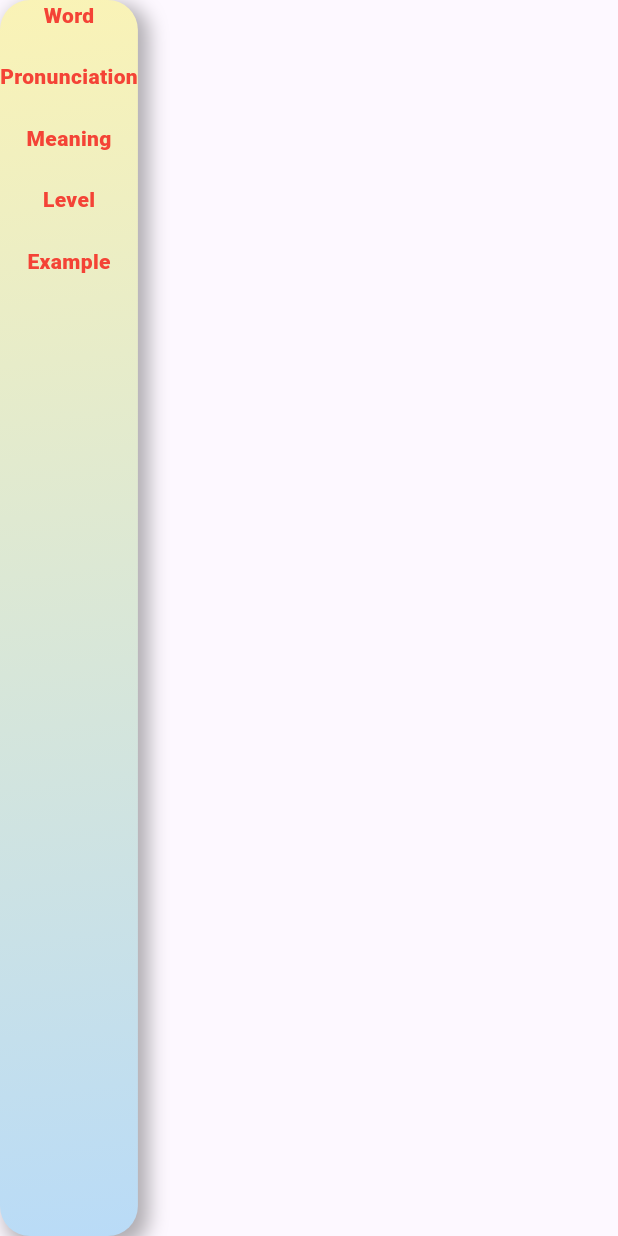
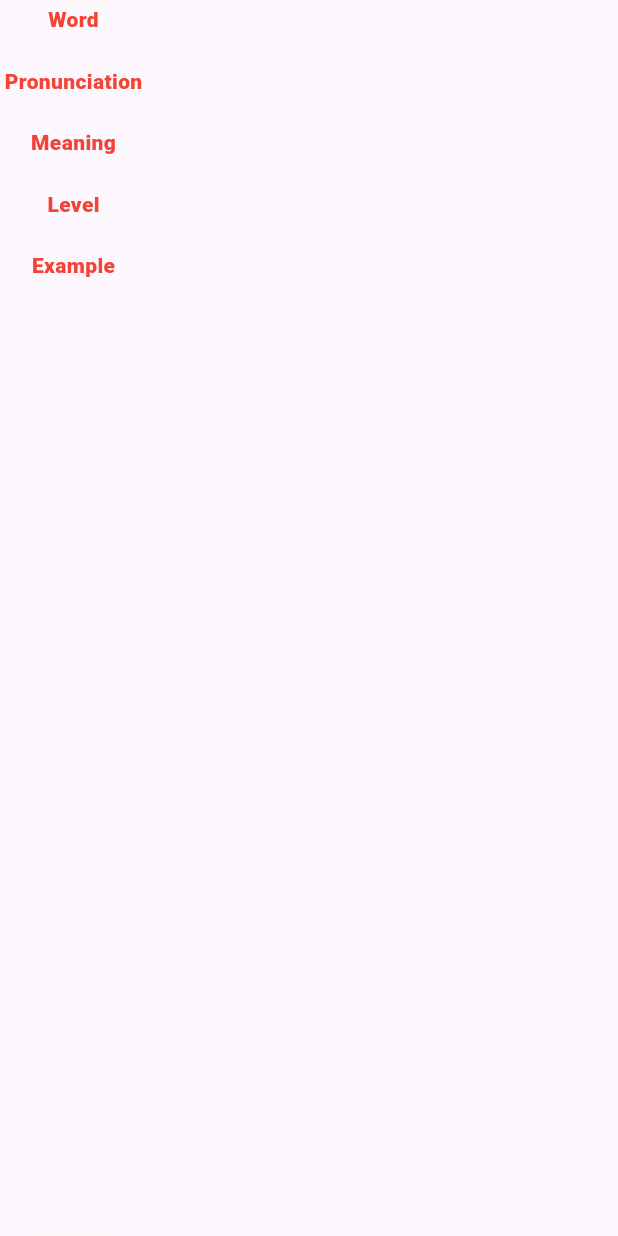
Before and after one commit to alireis55/WordNest, a Flutter app: what containerCard() shows on an empty page, opened directly, on a phone screen of 412 x 824 dp. Run offline on Flutter 3.47's test engine with Material 3 defaults, Android fonts, the light colour scheme and no system bars; our stand-ins replace connectivity_plus, flutter_bloc, flutter_card_swiper, shared_preferences, sqflite; accounts and stored records are empty; network calls fail.

Commit message:
UI updated

```diff
--- a/lib/UI/WordPage/bottom_navigation_bar_page.dart
+++ b/lib/UI/WordPage/bottom_navigation_bar_page.dart
@@ -1,5 +1,3 @@
-import 'dart:ui';
-
 import 'package:flutter/material.dart';
 import 'package:word_nest/UI/WordPage/favorite_page.dart';
 import 'package:word_nest/UI/WordPage/word_page.dart';
--- a/lib/UI/WordPage/word_page.dart
+++ b/lib/UI/WordPage/word_page.dart
@@ -1,5 +1,5 @@
 import 'dart:convert';
-import 'dart:math';
+import 'dart:ui';
 
 import 'package:flutter/material.dart';
 import 'package:flutter_bloc/flutter_bloc.dart';
@@ -129,6 +129,8 @@ class _HomePageState extends State<HomePage> {
                         mainAxisAlignment: MainAxisAlignment.spaceEvenly,
                         children: [
                           FloatingActionButton(
+                            focusElevation: 0,
+                            highlightElevation: 0,
                             elevation: 7,
                             backgroundColor:
                                 const Color.fromARGB(255, 248, 245, 216),
@@ -137,8 +139,16 @@ class _HomePageState extends State<HomePage> {
                                   .read<WordCubit>()
                                   .state[currentWordIndex]);
                               ScaffoldMessenger.of(context).showSnackBar(
-                                const SnackBar(
-                                  content: Text('Word added to favorites'),
+                                SnackBar(
+                                  duration: const Duration(seconds: 1),
+                                  backgroundColor:
+                                      const Color.fromARGB(255, 36, 72, 101),
+                                  behavior: SnackBarBehavior.floating,
+                                  shape: RoundedRectangleBorder(
+                                    borderRadius: BorderRadius.circular(10),
+                                  ),
+                                  content: Text(
+                                      '${context.read<WordCubit>().state[currentWordIndex].word.word} added to favorites'),
                                 ),
                               );
                             },
@@ -149,6 +159,9 @@ class _HomePageState extends State<HomePage> {
                             ),
                           ),
                           FloatingActionButton(
+                            highlightElevation: 0,
+                            focusElevation: 0,
+                            focusColor: Colors.transparent,
                             elevation: 7,
                             backgroundColor:
                                 const Color.fromARGB(255, 185, 219, 247),
@@ -177,23 +190,23 @@ class _HomePageState extends State<HomePage> {
 }
 
 Widget containerCard(RandomWordModel? randomWordModel) {
-  return Container(
+  return ClipRRect(
+    borderRadius: const BorderRadius.all(Radius.circular(20)),
+    child: BackdropFilter(
+      filter: ImageFilter.blur(sigmaX: 50, sigmaY: 50),
+      child: Container(
         decoration: BoxDecoration(
-      gradient: const LinearGradient(
-        begin: Alignment.topLeft,
-        end: Alignment.bottomRight,
-        colors: [
-          Color.fromARGB(255, 250, 243, 182),
-          Color.fromARGB(255, 185, 219, 247),
-        ],
+          borderRadius: const BorderRadius.all(Radius.circular(20)),
+          border: Border.all(
+            color: const Color.fromARGB(255, 255, 247, 247).withOpacity(0.3),
+            width: 3,
           ),
-      borderRadius: const BorderRadius.all(Radius.circular(20)),
           boxShadow: [
             BoxShadow(
-          color: Colors.black.withOpacity(0.3),
-          spreadRadius: 2,
-          blurRadius: 10,
-          offset: const Offset(5, 5),
+              color: const Color.fromARGB(0, 255, 247, 247).withOpacity(0.1),
+              spreadRadius: 0,
+              blurRadius: 0,
+              offset: const Offset(0, 0),
             ),
           ],
         ),
@@ -240,5 +253,7 @@ Widget containerCard(RandomWordModel? randomWordModel) {
             )
           ],
         ),
+      ),
+    ),
   );
 }
```
Lines whose indentation alone changed are shown as unchanged.
